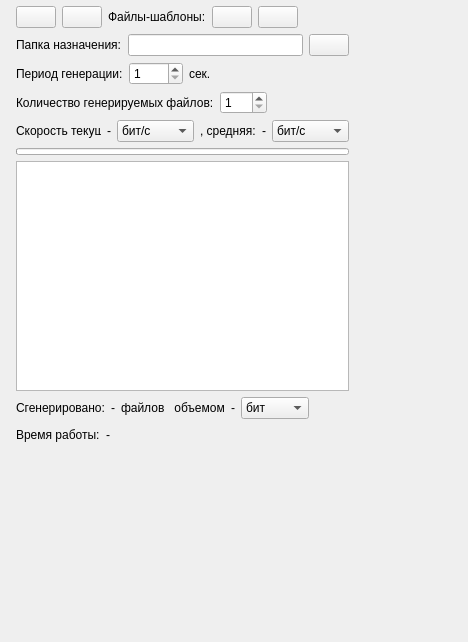
Old version of the form widget.ui in the repository FeZar97/Traffic-Generator.
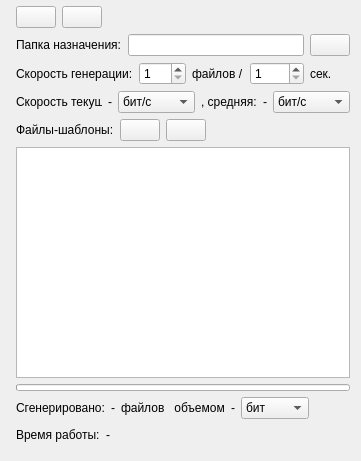
New version of the form. Icons and pictures are not drawn.

The edit to the form file:
```diff
--- a/widget.ui
+++ b/widget.ui
@@ -6,8 +6,8 @@
    <rect>
     <x>0</x>
     <y>0</y>
-    <width>468</width>
-    <height>642</height>
+    <width>361</width>
+    <height>461</height>
    </rect>
   </property>
   <property name="windowTitle">
@@ -18,7 +18,7 @@
     <rect>
      <x>10</x>
      <y>0</y>
-     <width>345</width>
+     <width>346</width>
      <height>451</height>
     </rect>
    </property>
@@ -59,35 +59,6 @@
         </property>
        </widget>
       </item>
-      <item>
-       <widget class="QLabel" name="sourceFilesLabel">
-        <property name="text">
-         <string>Файлы-шаблоны:</string>
-        </property>
-       </widget>
-      </item>
-      <item>
-       <widget class="QPushButton" name="sourceFilesAddButton">
-        <property name="text">
-         <string/>
-        </property>
-        <property name="icon">
-         <iconset resource="img.qrc">
-          <normaloff>:/img/ADD.jpg</normaloff>:/img/ADD.jpg</iconset>
-        </property>
-       </widget>
-      </item>
-      <item>
-       <widget class="QPushButton" name="sourceFilesClearButton">
-        <property name="text">
-         <string/>
-        </property>
-        <property name="icon">
-         <iconset resource="img.qrc">
-          <normaloff>:/img/CLEAR.png</normaloff>:/img/CLEAR.png</iconset>
-        </property>
-       </widget>
-      </item>
       <item>
        <spacer name="horizontalSpacer_6">
         <property name="orientation">
@@ -133,11 +104,28 @@
      </layout>
     </item>
     <item>
-     <layout class="QHBoxLayout" name="horizontalLayout">
+     <layout class="QHBoxLayout" name="horizontalLayout_2">
       <item>
-       <widget class="QLabel" name="generationIntervalLabel">
+       <widget class="QLabel" name="generationFileNbLabel">
         <property name="text">
-         <string>Период генерации:</string>
+         <string>Скорость генерации:</string>
+        </property>
+       </widget>
+      </item>
+      <item>
+       <widget class="QSpinBox" name="generationFileNbSB">
+        <property name="minimum">
+         <number>1</number>
+        </property>
+        <property name="maximum">
+         <number>999</number>
+        </property>
+       </widget>
+      </item>
+      <item>
+       <widget class="QLabel" name="slashLabel">
+        <property name="text">
+         <string>файлов /</string>
         </property>
        </widget>
       </item>
@@ -173,40 +161,6 @@
       </item>
      </layout>
     </item>
-    <item>
-     <layout class="QHBoxLayout" name="horizontalLayout_2">
-      <item>
-       <widget class="QLabel" name="generationFileNbLabel">
-        <property name="text">
-         <string>Количество генерируемых файлов:</string>
-        </property>
-       </widget>
-      </item>
-      <item>
-       <widget class="QSpinBox" name="generationFileNbSB">
-        <property name="minimum">
-         <number>1</number>
-        </property>
-        <property name="maximum">
-         <number>999</number>
-        </property>
-       </widget>
-      </item>
-      <item>
-       <spacer name="horizontalSpacer_2">
-        <property name="orientation">
-         <enum>Qt::Horizontal</enum>
-        </property>
-        <property name="sizeHint" stdset="0">
-         <size>
-          <width>40</width>
-          <height>20</height>
-         </size>
-        </property>
-       </spacer>
-      </item>
-     </layout>
-    </item>
     <item>
      <layout class="QHBoxLayout" name="horizontalLayout_3">
       <item>
@@ -340,6 +294,55 @@
       </item>
      </layout>
     </item>
+    <item>
+     <layout class="QHBoxLayout" name="horizontalLayout">
+      <item>
+       <widget class="QLabel" name="sourceFilesLabel">
+        <property name="text">
+         <string>Файлы-шаблоны:</string>
+        </property>
+       </widget>
+      </item>
+      <item>
+       <widget class="QPushButton" name="sourceFilesAddButton">
+        <property name="text">
+         <string/>
+        </property>
+        <property name="icon">
+         <iconset resource="img.qrc">
+          <normaloff>:/img/ADD.jpg</normaloff>:/img/ADD.jpg</iconset>
+        </property>
+       </widget>
+      </item>
+      <item>
+       <widget class="QPushButton" name="sourceFilesClearButton">
+        <property name="text">
+         <string/>
+        </property>
+        <property name="icon">
+         <iconset resource="img.qrc">
+          <normaloff>:/img/CLEAR.png</normaloff>:/img/CLEAR.png</iconset>
+        </property>
+       </widget>
+      </item>
+      <item>
+       <spacer name="horizontalSpacer_2">
+        <property name="orientation">
+         <enum>Qt::Horizontal</enum>
+        </property>
+        <property name="sizeHint" stdset="0">
+         <size>
+          <width>40</width>
+          <height>20</height>
+         </size>
+        </property>
+       </spacer>
+      </item>
+     </layout>
+    </item>
+    <item>
+     <widget class="QTableView" name="tableView"/>
+    </item>
     <item>
      <widget class="QProgressBar" name="generationProgressBar">
       <property name="maximumSize">
@@ -359,9 +362,6 @@
       </property>
      </widget>
     </item>
-    <item>
-     <widget class="QTableView" name="tableView"/>
-    </item>
     <item>
      <layout class="QHBoxLayout" name="horizontalLayout_7">
       <item>
```
Left out of the diff: 4 changed lines with no effect on the pictures.
